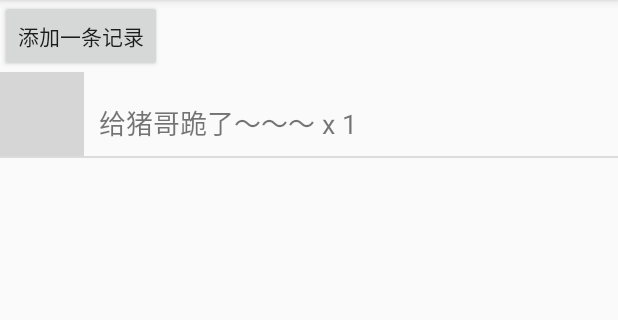
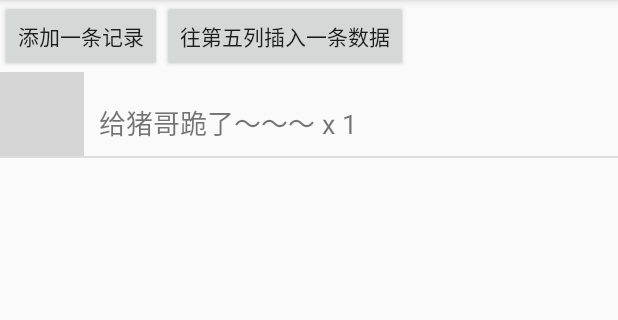
Before and after one commit to clayzhu/Study_Android, an Android app: the screen it shows after launch (MainActivity), after a tap on "添加一条记录", on a phone screen of 412 x 824 dp, the part 84-404 px from its top. Run offline under Robolectric (Android 15) with nearby library versions, the phone set to English and light mode, and no system bars; grey boxes are pictures that could not be loaded.

Commit message:
实现往第五列插入一条数据。

```diff
--- a/Demo/2.4.9_ListViewDemo2/app/src/main/java/com/clayzhu/listviewdemo2/MainActivity.java
+++ b/Demo/2.4.9_ListViewDemo2/app/src/main/java/com/clayzhu/listviewdemo2/MainActivity.java
@@ -27,6 +27,10 @@ public class MainActivity extends AppCompatActivity implements Button.OnClickLis
      */
     private Button btn_add;
     private int flag = 1;
+    /**
+     * 往第五列插入一条数据
+     */
+    private Button btn_add2;
 
     @Override
     protected void onCreate(Bundle savedInstanceState) {
@@ -51,6 +55,10 @@ public class MainActivity extends AppCompatActivity implements Button.OnClickLis
         // 添加一条记录
         btn_add = findViewById(R.id.btn_add);
         btn_add.setOnClickListener(this);
+
+        // 往第五列插入一条数据
+        btn_add2 = findViewById(R.id.btn_add2);
+        btn_add2.setOnClickListener(this);
     }
 
     @Override
@@ -58,8 +66,14 @@ public class MainActivity extends AppCompatActivity implements Button.OnClickLis
         switch (v.getId()) {
             case R.id.btn_add:
                 mAdapter.add(new Data(R.mipmap.ic_icon_qitao, "给猪哥跪了～～～ x " + flag));
-                flag ++;
+                break;
+            case R.id.btn_add2:
+                if (mAdapter.getCount() < 4) {
+                    return;
+                }
+                mAdapter.add(4, new Data(R.mipmap.ic_icon_qitao, "给猪哥跪了～～～ x " + flag));
                 break;
         }
+        flag ++;
     }
 }
--- a/Demo/2.4.9_ListViewDemo2/app/src/main/res/layout/activity_main.xml
+++ b/Demo/2.4.9_ListViewDemo2/app/src/main/res/layout/activity_main.xml
@@ -6,11 +6,23 @@
     android:orientation="vertical"
     tools:context=".MainActivity">
 
-    <Button
-        android:id="@+id/btn_add"
+    <LinearLayout
         android:layout_width="wrap_content"
-        android:layout_height="wrap_content"
-        android:text="添加一条记录" />
+        android:layout_height="wrap_content">
+
+        <Button
+            android:id="@+id/btn_add"
+            android:layout_width="wrap_content"
+            android:layout_height="wrap_content"
+            android:text="添加一条记录" />
+
+        <Button
+            android:id="@+id/btn_add2"
+            android:layout_width="wrap_content"
+            android:layout_height="wrap_content"
+            android:text="往第五列插入一条数据" />
+
+    </LinearLayout>
 
     <ListView
         android:id="@+id/list_one"
```
Also changed, not shown: Demo/2.4.9_ListViewDemo2/app/src/main/java/com/clayzhu/listviewdemo2/MyAdapter.java (+8 -0 lines).
